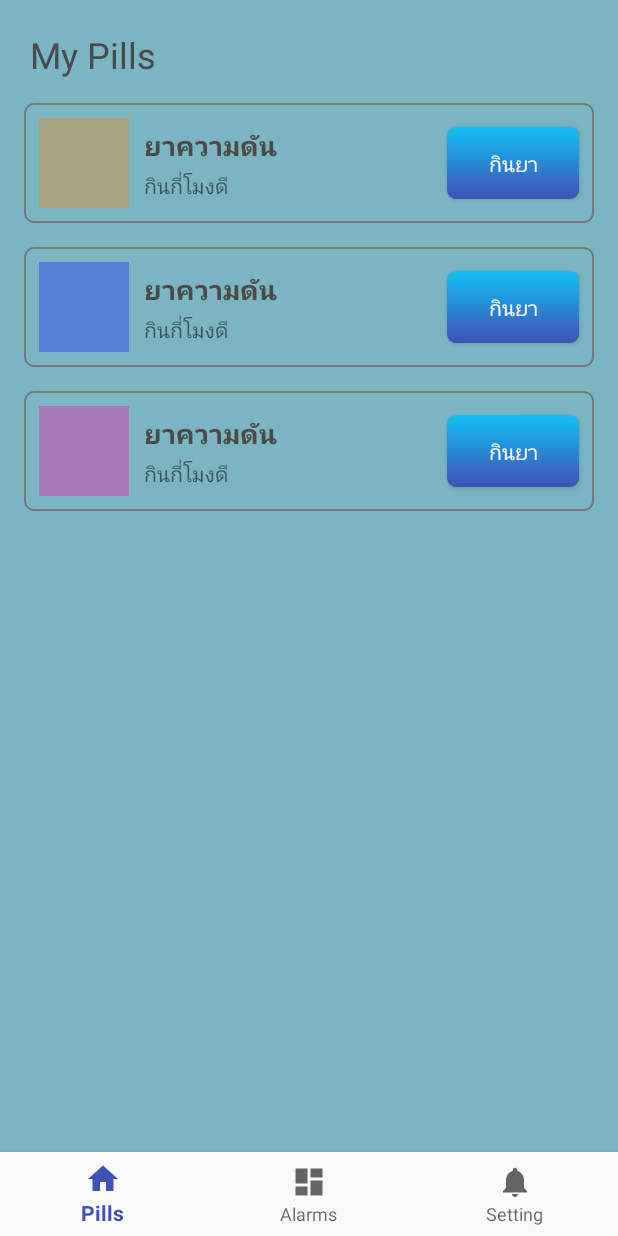
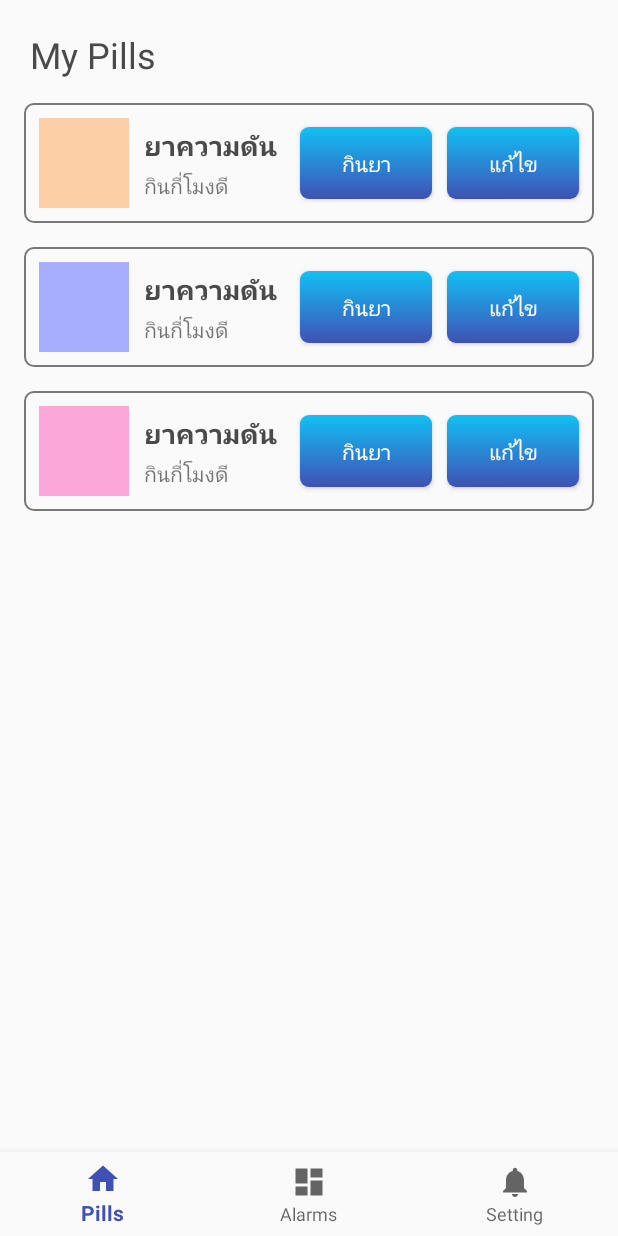
Before and after one commit to iamteerawut/se_project, an Android app: the screen it shows after launch (MainActivity), on a phone screen of 412 x 824 dp. Run offline under Robolectric (Android 15) with nearby library versions, the phone set to English and light mode, and no system bars; 1 statement that could not run was skipped.

Commit message:
Add "Add pill dialog UI"

```diff
--- a/Pillminder/app/src/main/java/com/se/pillminder/PillPage.java
+++ b/Pillminder/app/src/main/java/com/se/pillminder/PillPage.java
@@ -6,6 +6,7 @@ import android.support.v4.app.Fragment;
 import android.view.LayoutInflater;
 import android.view.View;
 import android.view.ViewGroup;
+import android.widget.Button;
 
 
 /**
@@ -23,7 +24,7 @@ public class PillPage extends Fragment {
     public View onCreateView(LayoutInflater inflater, ViewGroup container,
                              Bundle savedInstanceState) {
         // Inflate the layout for this fragment
-        return inflater.inflate(R.layout.fragment_main_page, container, false);
+        return inflater.inflate(R.layout.fragment_pill_page, container, false);
     }
 
 }
--- a/Pillminder/app/src/main/res/layout/fragment_main_page.xml
+++ b/Pillminder/app/src/main/res/layout/fragment_pill_page.xml
@@ -2,7 +2,6 @@
     xmlns:tools="http://schemas.android.com/tools"
     android:layout_width="match_parent"
     android:layout_height="match_parent"
-    android:background="#7bb5c2"
     tools:context="com.se.pillminder.PillPage">
 
     <!-- TODO: Update blank fragment layout -->
@@ -77,6 +76,16 @@
                 android:layout_width="wrap_content"
                 android:layout_height="wrap_content" />
 
+            <Button
+                android:textColor="#FFF"
+                android:background="@drawable/bg_button"
+                android:layout_marginRight="10dp"
+                android:layout_gravity="center"
+                android:text="แก้ไข"
+                android:layout_width="wrap_content"
+                android:layout_height="wrap_content"
+                android:id="@+id/editbutton"/>
+
         </LinearLayout>
 
         <LinearLayout
@@ -131,6 +140,15 @@
                 android:layout_marginRight="10dp"
                 android:layout_gravity="center"
                 android:text="กินยา"
+                android:layout_width="wrap_content"
+                android:layout_height="wrap_content" />
+
+            <Button
+                android:textColor="#FFF"
+                android:background="@drawable/bg_button"
+                android:layout_marginRight="10dp"
+                android:layout_gravity="center"
+                android:text="แก้ไข"
                 android:layout_width="wrap_content"
                 android:layout_height="wrap_content" />
 
@@ -191,6 +209,15 @@
                 android:layout_width="wrap_content"
                 android:layout_height="wrap_content" />
 
+            <Button
+                android:textColor="#FFF"
+                android:background="@drawable/bg_button"
+                android:layout_marginRight="10dp"
+                android:layout_gravity="center"
+                android:text="แก้ไข"
+                android:layout_width="wrap_content"
+                android:layout_height="wrap_content" />
+
         </LinearLayout>
 
     </LinearLayout>
--- a/Pillminder/app/src/main/res/values/strings.xml
+++ b/Pillminder/app/src/main/res/values/strings.xml
@@ -1,6 +1,6 @@
 <resources>
     <string name="app_name">Pillminder</string>
-    <string name="title_activity_main2">Main2Activity</string>
+    <string name="title_activity_main2">MainActivity</string>
     <string name="title_home">Home</string>
     <string name="title_dashboard">Dashboard</string>
     <string name="title_notifications">Notifications</string>
```
Also changed, not shown: Pillminder/app/src/main/java/com/se/pillminder/MainActivity.java (+29 -14 lines), Pillminder/app/src/main/res/layout/dialog_addpill.xml (added, +123 -0 lines).
